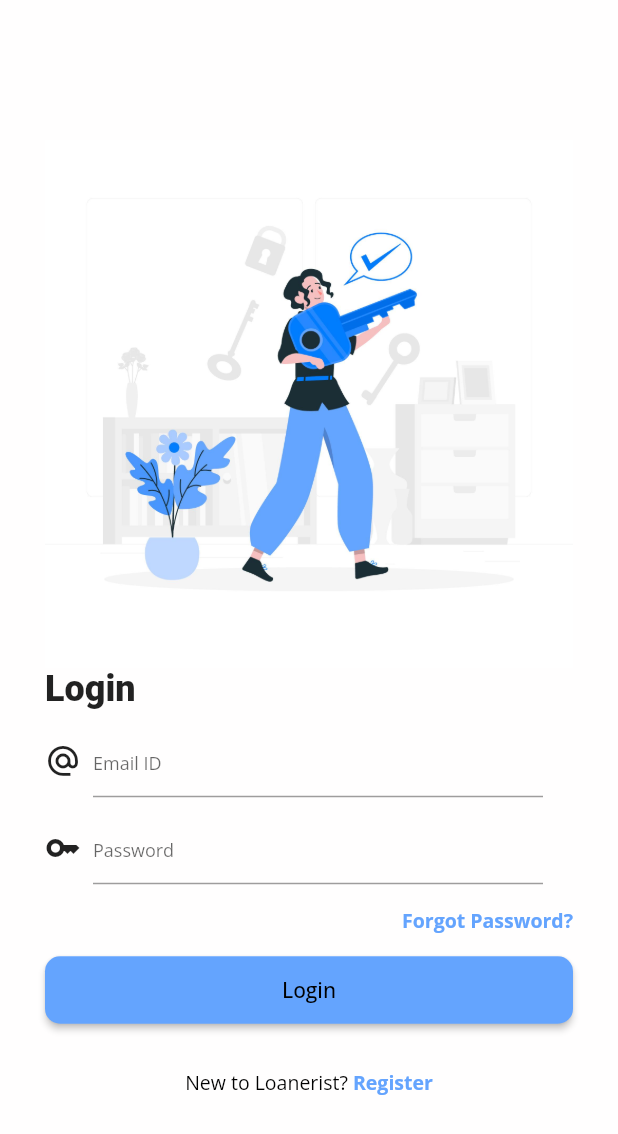
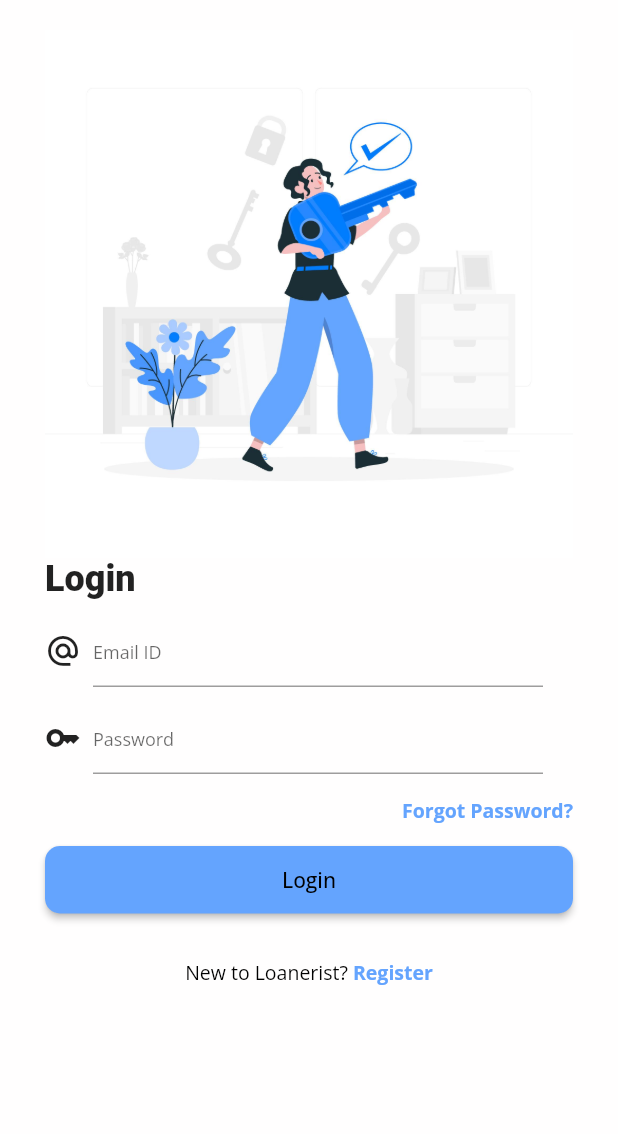
Before and after one commit to jarayumang/loanerist, a Flutter app: the screen it shows after launch, on a phone screen of 412 x 824 dp. Shown: the top 1134 px of the screen. Run offline on Flutter 3.47's test engine with Material 2 defaults, Android fonts, the phone set to English and light mode, and no system bars; our stand-ins replace awesome_snackbar_content, cloud_firestore, firebase_auth, firebase_core, flutter_settings_screens, fluttertoast and 1 more; accounts and stored records are empty; Roboto replaces fonts that are missing (Gilroy).

Commit message:
🩹 finished design for authentication

```diff
--- a/lib/src/authentication/forgot_password.dart
+++ b/lib/src/authentication/forgot_password.dart
@@ -24,7 +24,7 @@ class _ForgotPasswordScreenState extends State<ForgotPasswordScreen> {
   Widget build(BuildContext context) {
     return Scaffold(
       resizeToAvoidBottomInset: true,
-      backgroundColor: const Color(0xFFfffefe),
+      backgroundColor: ColorConstants.darkWhite,
       extendBodyBehindAppBar: true,
       appBar: AppBar(
         leading: IconButton(
--- a/lib/src/authentication/login.dart
+++ b/lib/src/authentication/login.dart
@@ -29,9 +29,10 @@ class _LoginScreenState extends State<LoginScreen> {
   @override
   Widget build(BuildContext context) {
     return Scaffold(
-      resizeToAvoidBottomInset: false,
+      resizeToAvoidBottomInset: true,
       backgroundColor: const Color(0xFFfffefe),
-      body: SafeArea(
+      body: SingleChildScrollView(
+        child: SafeArea(
           child: Padding(
               padding: const EdgeInsets.fromLTRB(30, 20, 30, 20),
               child: Form(
@@ -45,8 +46,8 @@ class _LoginScreenState extends State<LoginScreen> {
                       alignment: Alignment.centerLeft,
                       child: Text(
                         "Login",
-                      style:
-                          TextStyle(fontSize: 24, fontWeight: FontWeight.w800),
+                        style: TextStyle(
+                            fontSize: 24, fontWeight: FontWeight.w800),
                       ),
                     ),
                     const SizedBox(
@@ -237,6 +238,7 @@ class _LoginScreenState extends State<LoginScreen> {
                 ),
               )),
         ),
+      ),
     );
   }
 
```
Also changed, not shown: lib/src/authentication/register.dart (+6 -4 lines). Lines whose indentation alone changed are shown as unchanged.
